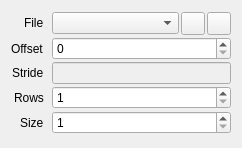
Above: src/session/BufferProperties.ui from houmain/gpupad before the change. Below: the same form after it.
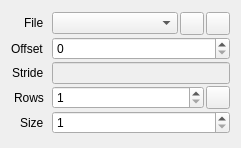
That is the form after the change. Icons and pictures are not drawn. Custom widgets are drawn as their Qt base class.

Commit message: Revert commit "Deduce row count button removed"

What changed in the file:
```diff
--- a/src/session/BufferProperties.ui
+++ b/src/session/BufferProperties.ui
@@ -6,7 +6,7 @@
    <rect>
     <x>0</x>
     <y>0</y>
-    <width>242</width>
+    <width>241</width>
     <height>148</height>
    </rect>
   </property>
@@ -132,6 +132,24 @@
       </widget>
      </item>
      <item row="3" column="1">
+      <widget class="QWidget" name="widgetRows" native="true">
+       <layout class="QHBoxLayout" name="horizontalLayout">
+        <property name="spacing">
+         <number>2</number>
+        </property>
+        <property name="leftMargin">
+         <number>0</number>
+        </property>
+        <property name="topMargin">
+         <number>0</number>
+        </property>
+        <property name="rightMargin">
+         <number>0</number>
+        </property>
+        <property name="bottomMargin">
+         <number>0</number>
+        </property>
+        <item>
       <widget class="QSpinBox" name="rowCount">
        <property name="minimumSize">
         <size>
@@ -148,6 +166,20 @@
        <property name="maximum">
         <number>1073741824</number>
        </property>
+         </widget>
+        </item>
+        <item>
+         <widget class="QToolButton" name="deduceRowCount">
+          <property name="toolTip">
+           <string>Deduce row count from file size and stride</string>
+          </property>
+          <property name="icon">
+           <iconset resource="../resources.qrc">
+            <normaloff>:/images/16x16/view-refresh.png</normaloff>:/images/16x16/view-refresh.png</iconset>
+          </property>
+         </widget>
+        </item>
+       </layout>
       </widget>
      </item>
      <item row="4" column="0">
```
Lines whose indentation alone changed are shown as unchanged. The commit also changes 1 other file.
